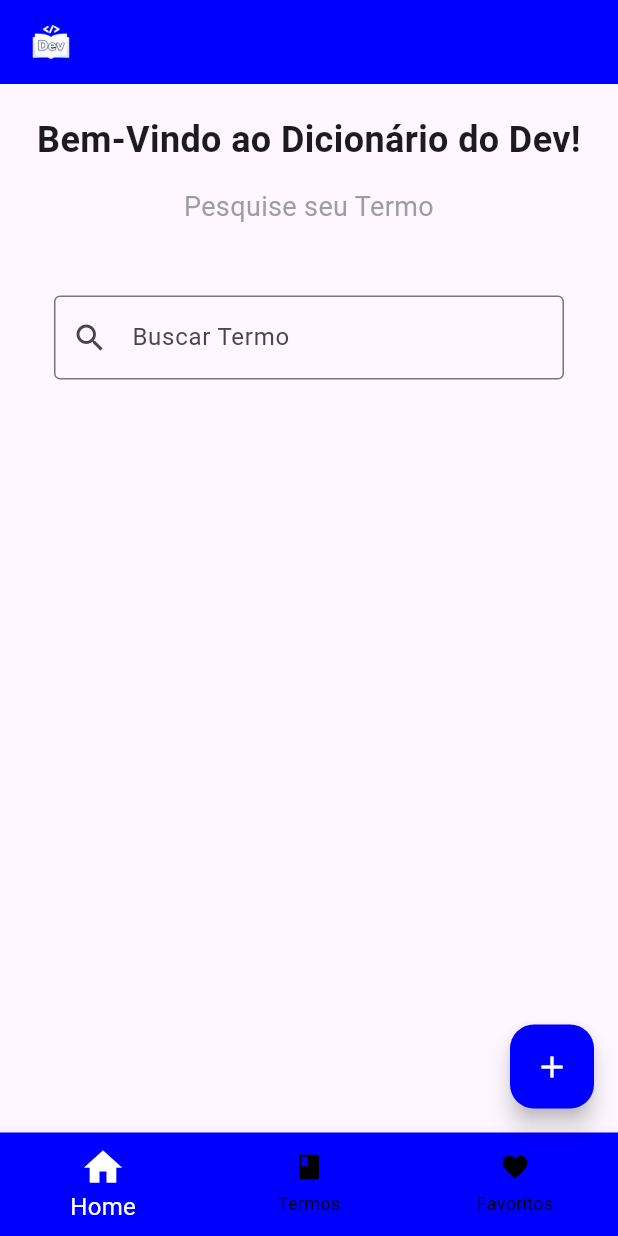
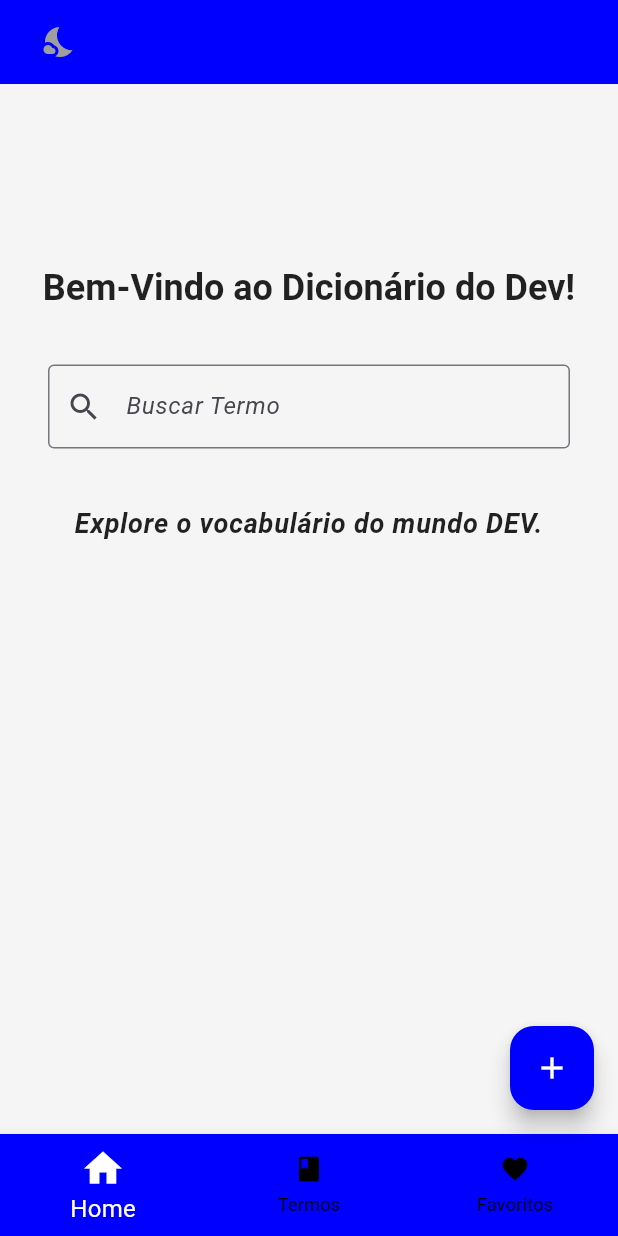
Before and after one commit to raphaelolimpio/Dicionario, a Flutter app: the screen it shows after launch, on a phone screen of 412 x 824 dp. Run offline on Flutter 3.47's test engine with Material 3 defaults, Android fonts, the phone set to English and light mode, and no system bars; drawn by our look-alikes of flutter_typeahead; our stand-ins replace flutter_dotenv, sqflite; accounts and stored records are empty.

Commit message:
finalizando primeira versão do app

```diff
--- a/lib/DS/Components/Button/ButtonNavigation/Button_navigation_bar.dart
+++ b/lib/DS/Components/Button/ButtonNavigation/Button_navigation_bar.dart
@@ -18,22 +18,25 @@ class ButtonNavigationBar extends StatelessWidget {
 
   @override
   Widget build(BuildContext context) {
-    return BottomNavigationBar(
-      backgroundColor: appBarColor,
+    final theme = Theme.of(context);
+   return BottomNavigationBar(
+    backgroundColor: theme.bottomNavigationBarTheme.backgroundColor,
+      selectedItemColor: theme.bottomNavigationBarTheme.selectedItemColor,
+      unselectedItemColor: theme.bottomNavigationBarTheme.unselectedItemColor,
+
       items: items.map((viewModel) {
         return BottomNavigationBarItem(
           icon: Icon(viewModel.icon, size: 20,),
           label: viewModel.name,
-          activeIcon: Icon(viewModel.icon, color: WhiteIconColor, size: 30,),
+          activeIcon: Icon(viewModel.icon, color: theme.bottomNavigationBarTheme.selectedItemColor, size: 30,),
 
         );
       }).toList(),
       currentIndex: selectedIndex,
       onTap: onItemSelected,
-      selectedItemColor: WhiteIconColor,
-      unselectedItemColor: BlackIconColor,
       selectedFontSize: 16,
       unselectedFontSize: 12,
+
     );
   }
 }
--- a/lib/DS/Components/appBar/Custom_appBar.dart
+++ b/lib/DS/Components/appBar/Custom_appBar.dart
@@ -21,13 +21,15 @@ class CustomAppBar extends StatelessWidget implements PreferredSizeWidget {
 
   @override
   Widget build(BuildContext context) {
+    final theme = Theme.of(context);
     return AppBar(
-      backgroundColor: backgroundColor,
-      iconTheme: const IconThemeData(color: WhiteIconColor),
-      title: titleWidget ?? const Text(
-        "Dicononário de Dev",
-        style: TextStyle(color: Colors.white),
-      ),
+      backgroundColor: theme.appBarTheme.backgroundColor,
+      title: Visibility(
+        visible: !isSearchExpanded,
+        maintainSize: false,
+        maintainAnimation: false,
+        maintainState: false,
+        child: titleWidget ?? const SizedBox.shrink()),
       actions: [if (searchWidget != null) searchWidget!],
     );
   }
--- a/lib/DS/Components/searchView/seachView.dart
+++ b/lib/DS/Components/searchView/seachView.dart
@@ -24,38 +24,26 @@ class Seachview extends StatefulWidget {
 
 class _SearchViewState extends State<Seachview> {
   final TextEditingController _controller = TextEditingController();
-  final FocusNode _focusNode = FocusNode();
+
   Timer? _debounceTimer;
-  bool _showClearButton = false;
 
   @override
   void initState() {
     super.initState();
     _controller.text = widget.initialValue;
-    _showClearButton = _controller.text.isNotEmpty && _focusNode.hasFocus;
-    _controller.addListener(_updateClearButtonVisibility);
-    _focusNode.addListener(_updateClearButtonVisibility);
-  }
-
-  void _updateClearButtonVisibility() {
-    if (mounted) {
-      setState(() {
-        _showClearButton = _controller.text.isNotEmpty && _focusNode.hasFocus;
-      });
-    }
   }
 
   void _submitSearch() {
     widget.onSearchSubmitted(_controller.text);
-    _focusNode.unfocus();
+    FocusScope.of(context).unfocus();
   }
+
 
   @override
   void dispose() {
-    _controller.removeListener(_updateClearButtonVisibility);
-    _focusNode.removeListener(_updateClearButtonVisibility);
+
     _controller.dispose();
-    _focusNode.dispose();
+
     _debounceTimer?.cancel();
     super.dispose();
   }
@@ -63,7 +51,7 @@ class _SearchViewState extends State<Seachview> {
   Future<List<PostModel>> _fetchSuggestions(String query) async {
     _debounceTimer?.cancel();
     final completer = Completer<List<PostModel>>();
-    _debounceTimer = Timer(const Duration(microseconds: 500), () async {
+    _debounceTimer = Timer(const Duration(milliseconds: 500), () async {
       if (query.isEmpty) {
         completer.complete([]);
         return;
@@ -96,10 +84,10 @@ class _SearchViewState extends State<Seachview> {
             child: TypeAheadField<PostModel>(
               controller: _controller,
               builder: (context, controller, focusNode) {
-                final localFocusNode = _focusNode;
+
                 return TextField(
                   controller: controller,
-                  focusNode: localFocusNode,
+                  focusNode: focusNode,
                   decoration: InputDecoration(
                     labelText: "Buscar Termo",
                     hintText: "Digite o nome do Termo...",
@@ -108,13 +96,14 @@ class _SearchViewState extends State<Seachview> {
                     focusedBorder: OutlineInputBorder(
                       borderSide: BorderSide(color: Colors.blue, width: 2.0),
                     ),
-                    suffixIcon: _showClearButton
+                    suffixIcon: controller.text.isNotEmpty
                         ? IconButton(
                             icon: const Icon(Icons.clear, color: Colors.black),
-                      tooltip: "Limpar busca",
+                            tooltip: "limpar busca",
                             onPressed: () {
                               controller.clear();
                               widget.onSearchCleared();
+                              focusNode.unfocus();
                             },
                           )
                         : null,
@@ -131,12 +120,14 @@ class _SearchViewState extends State<Seachview> {
               },
               onSelected: (suggestion) {
                 _controller.clear();
-                _focusNode.unfocus();
+                FocusScope.of(context).unfocus();
                 widget.onSearchSubmitted("");
                 widget.onSuggestionSelected(suggestion);
               },
               emptyBuilder: (context) {
-                return _focusNode.hasFocus && _controller.text.isNotEmpty
+                final currentFocusNode = FocusScope.of(context).focusedChild;
+                final hasFocus = currentFocusNode != null && currentFocusNode is FocusNode && currentFocusNode == FocusScope.of(context).focusedChild;
+                return hasFocus && _controller.text.isNotEmpty
                     ? const Padding(
                         padding: EdgeInsets.all(12.0),
                         child: Text("Nenhuma sugestão encontrada."),
--- /dev/null
+++ b/lib/DS/Components/theme/Theme_Service.dart
@@ -0,0 +1,14 @@
+import 'package:flutter/material.dart';
+
+
+class ThemeService with ChangeNotifier{
+  ThemeMode _themeMode = ThemeMode.light;
+  ThemeMode get themeMode => _themeMode;
+
+  bool get isDarkMode => _themeMode == ThemeMode.dark;
+
+  void toggleTheme(){
+    _themeMode = isDarkMode ? ThemeMode.light : ThemeMode.dark;
+    notifyListeners();
+  }
+}
--- /dev/null
+++ b/lib/DS/Components/theme/themeToggleButton/Theme_Toggle_Button.dart
@@ -0,0 +1,22 @@
+import 'package:dicionario/DS/Components/theme/Theme_Service.dart';
+import 'package:flutter/material.dart';
+import 'package:provider/provider.dart';
+
+class ThemeToggleButton extends StatelessWidget{
+  const ThemeToggleButton({Key? key}) : super(key: key);
+
+  @override
+  Widget build(BuildContext context) {
+   final themeService = context.watch<ThemeService>();
+   return IconButton(
+    icon: Icon(
+      themeService.isDarkMode ? Icons.wb_sunny :  Icons.nights_stay_sharp,
+      color: themeService.isDarkMode ?  Colors.yellow : Colors.grey,
+    ),
+    tooltip: themeService.isDarkMode ? "Mudar para tema claro" : "Mudar para tema escuro",
+    onPressed: (){
+      context.read<ThemeService>().toggleTheme();
+    },
+   );
+  }
+}
--- a/lib/DS/page/Page.dart
+++ b/lib/DS/page/Page.dart
@@ -5,6 +5,7 @@ import 'package:dicionario/DS/Components/Button/ButtonNavigation/Button_navigati
 import 'package:dicionario/DS/Components/Button/ReturnButton/Return_Button.dart';
 import 'package:dicionario/DS/Components/appBar/Custom_appBar.dart';
 import 'package:dicionario/DS/Components/appBarSearch/App_Bar_Search.dart';
+import 'package:dicionario/DS/Components/theme/themeToggleButton/Theme_Toggle_Button.dart';
 import 'package:dicionario/Service/favorite_service.dart';
 import 'package:dicionario/Service/topico_sevice.dart';
 import 'package:dicionario/shared/color.dart';
@@ -29,6 +30,7 @@ class _PageHomeState extends State<PageHome> {
   AppView _previousView = AppView.home;
   PostModel? _selectedTermo;
   String _searchTerm = "";
+  bool _isSearchExpanded = false;
 
   final List<ButtonNavigationBarViewModel> _bottomNavItems = [
     ButtonNavigationBarViewModel(name: "Home", icon: Icons.home),
@@ -51,6 +53,7 @@ class _PageHomeState extends State<PageHome> {
       if (_currentView == AppView.home) {
         context.read<FavoriteService>().applyFilters(nome: "");
       }
+      _isSearchExpanded = false;
     });
   }
 
@@ -75,6 +78,7 @@ class _PageHomeState extends State<PageHome> {
       _currentView = _previousView;
       _selectedTermo = null;
       _searchTerm = "";
+      _isSearchExpanded = false;
     });
   }
 
@@ -193,12 +197,8 @@ class _PageHomeState extends State<PageHome> {
           appBar: CustomAppBar(
             onShowFavorites: _showFavorites,
             isFaroritePage: _isFaroritePage,
-            titleWidget: Image.asset(
-              'assets/logo.png',
-              height: 36.0,
-              alignment: AlignmentGeometry.center,
-              fit: BoxFit.contain,
-            ),
+            titleWidget:const ThemeToggleButton(),
+            isSearchExpanded: _isSearchExpanded,
             searchWidget: showSearch
                 ? AppBarSearch(
                     initialValue: _searchTerm,
@@ -206,6 +206,11 @@ class _PageHomeState extends State<PageHome> {
                     onSuggestionSelected: _showTermoDetail,
                     onSearchSubmitted: _onSwarchSubmitted,
                     onSearchCleared: _onSearchCleared,
+                    onExpansionChanged: (isExpanded){
+                      setState(() {
+                        _isSearchExpanded = isExpanded;
+                      });
+                    },
                   )
                 : null,
           ),
--- a/lib/main.dart
+++ b/lib/main.dart
@@ -1,5 +1,8 @@
+import 'package:dicionario/DS/Components/theme/Theme_Service.dart';
 import 'package:dicionario/DS/page/Page.dart';
 import 'package:dicionario/Service/favorite_service.dart';
+import 'package:dicionario/Splash_Screen/Splash_Screen.dart';
+import 'package:dicionario/shared/color.dart';
 import 'package:flutter/material.dart';
 import 'package:flutter_dotenv/flutter_dotenv.dart';
 import 'package:provider/provider.dart';
@@ -8,12 +11,87 @@ Future<void> main() async {
   WidgetsFlutterBinding.ensureInitialized();
   await dotenv.load(fileName: ".env");
   runApp(
-    ChangeNotifierProvider(
-      create: (context) => FavoriteService(),
-      child: const MaterialApp(
-        debugShowCheckedModeBanner: false,
-        home: PageHome(),
-      ),
+    MultiProvider(
+      providers: [
+        ChangeNotifierProvider(create: (context) => FavoriteService()),
+        ChangeNotifierProvider(create: (context) => ThemeService()),
+      ],
+      child: const MyApp(),
     ),
   );
 }
+
+class MyApp extends StatelessWidget {
+  const MyApp({Key? key}) : super(key: key);
+
+  @override
+  Widget build(BuildContext context) {
+    return Consumer<ThemeService>(
+      builder: (context, themeService, child) {
+        return MaterialApp(
+          debugShowCheckedModeBanner: false,
+          theme: ThemeData(
+            brightness: Brightness.light,
+            scaffoldBackgroundColor: const Color(0xFFF5F5F5),
+            primaryColor: appBarColor,
+
+            appBarTheme: const AppBarTheme(
+              backgroundColor: appBarColor,
+              iconTheme: IconThemeData(color: WhiteIconColor),
+              titleTextStyle: TextStyle(
+                color: WhiteIconColor,
+                fontSize: 20,
+                fontWeight: FontWeight.bold,
+              ),
+            ),
+            bottomNavigationBarTheme: const BottomNavigationBarThemeData(
+              backgroundColor: appBarColor,
+              selectedItemColor: WhiteIconColor,
+              unselectedItemColor: BlackIconColor,
+            ),
+            textTheme: const TextTheme(
+              titleMedium: TextStyle(color: Colors.black87),
+              headlineMedium: TextStyle(
+                color: Colors.black87,
+                fontWeight: FontWeight.bold,
+              ),
+              bodyMedium: TextStyle(color: Colors.black54, height: 1.4),
+              bodyLarge: TextStyle(
+                color: Colors.black87,
+                fontStyle: FontStyle.italic,
+              ),
+            ),
+          ),
+          darkTheme: ThemeData(
+            brightness: Brightness.dark,
+            primaryColor: const Color(0xFF1F1F1F),
+            scaffoldBackgroundColor: const Color(0xFF121212),
+
+            appBarTheme: const AppBarTheme(
+              backgroundColor: Color(0xFF1F1F1F),
+              iconTheme: IconThemeData(color: WhiteIconColor),
+              titleTextStyle: TextStyle(color: WhiteIconColor, fontSize: 20, fontWeight: FontWeight.bold),
+            ),
+            bottomNavigationBarTheme: const BottomNavigationBarThemeData(
+              backgroundColor: Color(0xff1f1f1f),
+              selectedItemColor: WhiteIconColor,
+              unselectedItemColor: Colors.grey,
+            ),
+            inputDecorationTheme: InputDecorationTheme(
+              labelStyle: TextStyle(color: Colors.grey[400]),
+              hintStyle: TextStyle(color:Colors.grey[600]),
+            ),
+            textTheme: const TextTheme(
+              titleMedium: TextStyle(color: Colors.white),
+              headlineMedium: TextStyle(color: Colors.white, fontWeight: FontWeight.bold),
+              bodyMedium: TextStyle(color: Colors.white70, height: 1.4),
+              bodyLarge: TextStyle(color: Colors.white, fontStyle: FontStyle.italic),
+            ),
+          ),
+          themeMode: themeService.themeMode,
+          home: const SplashScreen(),
+        );
+      },
+    );
+  }
+}
--- a/lib/view/Home_widget.dart
+++ b/lib/view/Home_widget.dart
@@ -10,7 +10,7 @@ class HomeWidget extends StatefulWidget {
   State<HomeWidget> createState() => _HomeWidgetState();
 }
 
-class _HomeWidgetState extends State<HomeWidget> with TickerProviderStateMixin {
+class _HomeWidgetState extends State<HomeWidget> {
   String _searchTerm = "";
 
   @override
@@ -40,32 +40,44 @@ class _HomeWidgetState extends State<HomeWidget> with TickerProviderStateMixin {
 
   @override
   Widget build(BuildContext context) {
+    final textTheme = Theme.of(context).textTheme;
     return SingleChildScrollView(
       child: Padding(
-        padding: const EdgeInsets.all(20.0),
+        padding: const EdgeInsets.symmetric(horizontal: 16.0, vertical: 20.0),
         child: Column(
-          mainAxisAlignment: MainAxisAlignment.center,
-          crossAxisAlignment: CrossAxisAlignment.center,
+          crossAxisAlignment: CrossAxisAlignment.stretch,
           children: [
-            const Text(
-              "Bem-Vindo ao Dicionário do Dev! ",
-              style: TextStyle(fontSize: 24, fontWeight: FontWeight.bold),
+
+            const SizedBox(height:100),
+            Column(
+              crossAxisAlignment: CrossAxisAlignment.center,
+              mainAxisAlignment: MainAxisAlignment.center,
+              children: [
+                 Text(
+              "Bem-Vindo ao Dicionário do Dev!",
+              style: textTheme.headlineMedium?.copyWith(fontSize: 24),
               textAlign: TextAlign.center,
             ),
-            const SizedBox(height: 15),
-            const Text(
-              "Pesquise seu Termo",
-              style: TextStyle(fontSize: 18, color: Colors.grey),
-              textAlign: TextAlign.center,
-            ),
-            const SizedBox(height: 30),
+            const SizedBox(height: 20.0,),
 
             Seachview(
               initialValue: _searchTerm,
               onSuggestionSelected: _handleSuggestionSelected,
               onSearchSubmitted: _handleSearchSubmitted,
               onSearchCleared: _onSearchCleared,
+
             ),
+            const SizedBox(height: 20.0),
+             Text(
+              "Explore o vocabulário do mundo DEV.",
+              style: textTheme.bodyLarge?.copyWith(fontSize: 18, fontWeight: FontWeight.bold),
+              textAlign: TextAlign.center,
+            ),
+            const SizedBox(height: 40),
+              ],
+            ),
+
+
           ],
         ),
       ),
```
Also changed, not shown: lib/DS/Components/Card/model/Card_custom4/Card_custom4.dart (+8 -2 lines), lib/DS/Components/appBarSearch/App_Bar_Search.dart (+13 -4 lines), lib/Splash_Screen/Splash_Screen.dart (added, +63 -0 lines), lib/view/Add_widget.dart (+12 -3 lines), assets/logo.png. Lines whose indentation alone changed are shown as unchanged.
